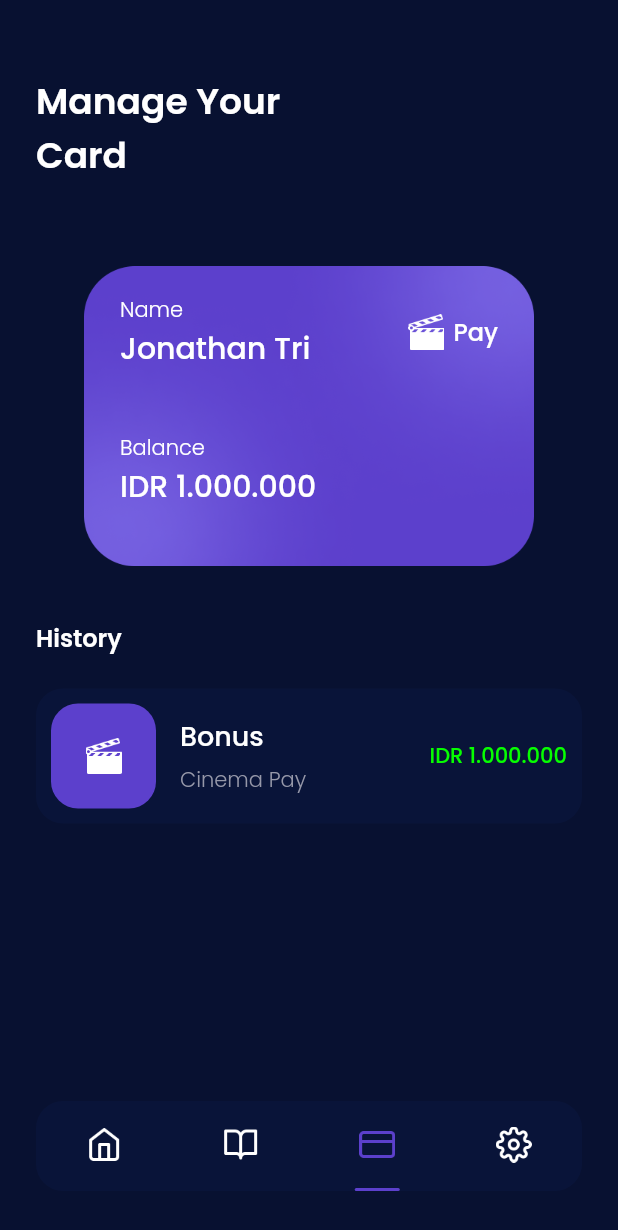
After one commit to JonathanTriC/cinematri_app, a Flutter app: the MainPage screen opened by its route, item 3 of the bottom bar chosen, on a phone screen of 412 x 824 dp. The commit adds this screen. Shown: the top 1230 px of the screen. Run offline on Flutter 3.47's test engine with Material 2 defaults, Android fonts, the phone set to English and light mode, and no system bars; our stand-ins replace bloc, flutter_bloc, google_fonts.

Commit message:
add wallet page

```diff
--- a/lib/ui/pages/main_page.dart
+++ b/lib/ui/pages/main_page.dart
@@ -1,7 +1,9 @@
 import 'package:cinematri_app/cubit/page_cubit.dart';
 import 'package:cinematri_app/shared/theme.dart';
+import 'package:cinematri_app/ui/pages/bonus_page.dart';
 import 'package:cinematri_app/ui/pages/home_page.dart';
 import 'package:cinematri_app/ui/pages/transaction_page.dart';
+import 'package:cinematri_app/ui/pages/wallet_page.dart';
 import 'package:cinematri_app/ui/widget/custom_bottom_navigation_item.dart';
 import 'package:flutter/material.dart';
 import 'package:flutter_bloc/flutter_bloc.dart';
@@ -18,7 +20,7 @@ class MainPage extends StatelessWidget {
         case 1:
           return const TransactionPage();
         case 2:
-          return const HomePage();
+          return const WalletPage();
         case 3:
           return const HomePage();
         default:
--- /dev/null
+++ b/lib/ui/pages/wallet_page.dart
@@ -0,0 +1,231 @@
+import 'package:cinematri_app/shared/theme.dart';
+import 'package:flutter/material.dart';
+
+class WalletPage extends StatelessWidget {
+  const WalletPage({Key? key}) : super(key: key);
+
+  @override
+  Widget build(BuildContext context) {
+    Widget title() {
+      return Container(
+        margin: const EdgeInsets.only(
+          top: 50,
+        ),
+        child: Text(
+          'Manage Your\nCard',
+          style: whiteTextStyle.copyWith(
+            fontSize: 24,
+            fontWeight: semiBold,
+          ),
+        ),
+      );
+    }
+
+    Widget bonusCard() {
+      return Container(
+        margin: const EdgeInsets.only(
+          top: 50,
+        ),
+        child: Center(
+          child: Stack(
+            children: [
+              Container(
+                width: 300,
+                height: 211,
+                padding: EdgeInsets.all(defaultMargin),
+                decoration: const BoxDecoration(
+                  image: DecorationImage(
+                    image: AssetImage(
+                      'assets/image_card.png',
+                    ),
+                  ),
+                ),
+                child: Column(
+                  crossAxisAlignment: CrossAxisAlignment.start,
+                  children: [
+                    Row(
+                      children: [
+                        Expanded(
+                          child: Column(
+                            crossAxisAlignment: CrossAxisAlignment.start,
+                            children: [
+                              Text(
+                                'Name',
+                                style: whiteTextStyle.copyWith(
+                                  fontSize: 14,
+                                  fontWeight: light,
+                                ),
+                              ),
+                              Text(
+                                'Jonathan Tri',
+                                style: whiteTextStyle.copyWith(
+                                  fontSize: 20,
+                                  fontWeight: medium,
+                                ),
+                              ),
+                            ],
+                          ),
+                        ),
+                        Row(
+                          children: [
+                            Container(
+                              width: 24,
+                              height: 24,
+                              decoration: const BoxDecoration(
+                                image: DecorationImage(
+                                  image: AssetImage(
+                                    'assets/icon_logo.png',
+                                  ),
+                                ),
+                              ),
+                            ),
+                            const SizedBox(
+                              width: 6,
+                            ),
+                            Text(
+                              'Pay',
+                              style: whiteTextStyle.copyWith(
+                                fontSize: 16,
+                                fontWeight: medium,
+                              ),
+                            ),
+                          ],
+                        ),
+                      ],
+                    ),
+                    const SizedBox(
+                      height: 41,
+                    ),
+                    Expanded(
+                      child: Column(
+                        crossAxisAlignment: CrossAxisAlignment.start,
+                        children: [
+                          Text(
+                            'Balance',
+                            style: whiteTextStyle.copyWith(
+                              fontSize: 14,
+                              fontWeight: light,
+                            ),
+                          ),
+                          Text(
+                            'IDR 1.000.000',
+                            style: whiteTextStyle.copyWith(
+                              fontSize: 20,
+                              fontWeight: medium,
+                            ),
+                          ),
+                        ],
+                      ),
+                    ),
+                  ],
+                ),
+              ),
+            ],
+          ),
+        ),
+      );
+    }
+
+    Widget history() {
+      return Container(
+        margin: const EdgeInsets.only(
+          top: 30,
+        ),
+        child: Column(
+          crossAxisAlignment: CrossAxisAlignment.start,
+          children: [
+            Text(
+              'History',
+              style: whiteTextStyle.copyWith(
+                fontSize: 16,
+                fontWeight: semiBold,
+              ),
+            ),
+            Container(
+              width: double.infinity,
+              height: 90,
+              margin: const EdgeInsets.only(
+                top: 22,
+              ),
+              padding: const EdgeInsets.all(
+                10,
+              ),
+              decoration: BoxDecoration(
+                borderRadius: BorderRadius.circular(defaultRadius),
+                color: kDarkBlueColor,
+              ),
+              child: Row(
+                children: [
+                  Container(
+                    width: 70,
+                    height: 70,
+                    decoration: BoxDecoration(
+                      borderRadius: BorderRadius.circular(defaultRadius),
+                      color: kPurpleColor,
+                    ),
+                    child: Center(
+                      child: Image.asset(
+                        'assets/icon_logo.png',
+                        width: 24,
+                        height: 24,
+                      ),
+                    ),
+                  ),
+                  const SizedBox(
+                    width: 16,
+                  ),
+                  Expanded(
+                    child: Column(
+                      crossAxisAlignment: CrossAxisAlignment.start,
+                      mainAxisAlignment: MainAxisAlignment.center,
+                      children: [
+                        Text(
+                          'Bonus',
+                          style: whiteTextStyle.copyWith(
+                            fontSize: 18,
+                            fontWeight: medium,
+                          ),
+                          overflow: TextOverflow.ellipsis,
+                        ),
+                        const SizedBox(
+                          height: 5,
+                        ),
+                        Text(
+                          'Cinema Pay',
+                          style: greyTextStyle.copyWith(
+                            fontWeight: light,
+                          ),
+                          overflow: TextOverflow.ellipsis,
+                        ),
+                      ],
+                    ),
+                  ),
+                  Text(
+                    'IDR 1.000.000',
+                    style: greenTextStyle.copyWith(
+                      fontWeight: medium,
+                    ),
+                  ),
+                ],
+              ),
+            ),
+          ],
+        ),
+      );
+    }
+
+    return Scaffold(
+      backgroundColor: kPrimaryColor,
+      body: ListView(
+        padding: const EdgeInsets.symmetric(
+          horizontal: 24,
+        ),
+        children: [
+          title(),
+          bonusCard(),
+          history(),
+        ],
+      ),
+    );
+  }
+}
```
